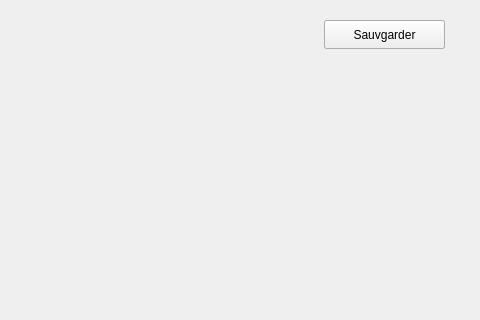
Before: the Qt Designer form TP-Refacto/jeugui.ui in WRKT/cpp-project, drawn with Qt 5; both pictures show x 276 to 756 and y 0 to 320 of the 756 by 708 pixel window.
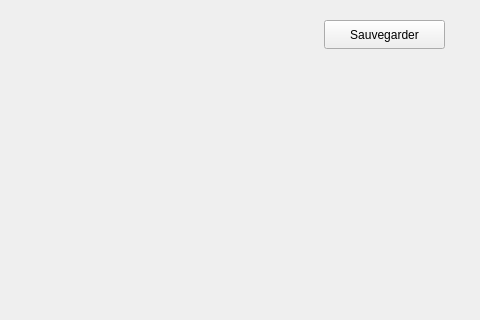
After: the same form once the commit is applied.

What changed in the file:
```diff
--- a/TP-Refacto/jeugui.ui
+++ b/TP-Refacto/jeugui.ui
@@ -174,20 +174,7 @@
     </rect>
    </property>
    <property name="text">
-    <string>Sauvgarder</string>
-   </property>
-  </widget>
-  <widget class="QPushButton" name="saveButton">
-   <property name="geometry">
-    <rect>
-     <x>600</x>
-     <y>20</y>
-     <width>121</width>
-     <height>29</height>
-    </rect>
-   </property>
-   <property name="text">
-    <string>Sauvgarder</string>
+    <string>Sauvegarder</string>
    </property>
   </widget>
  </widget>
```
